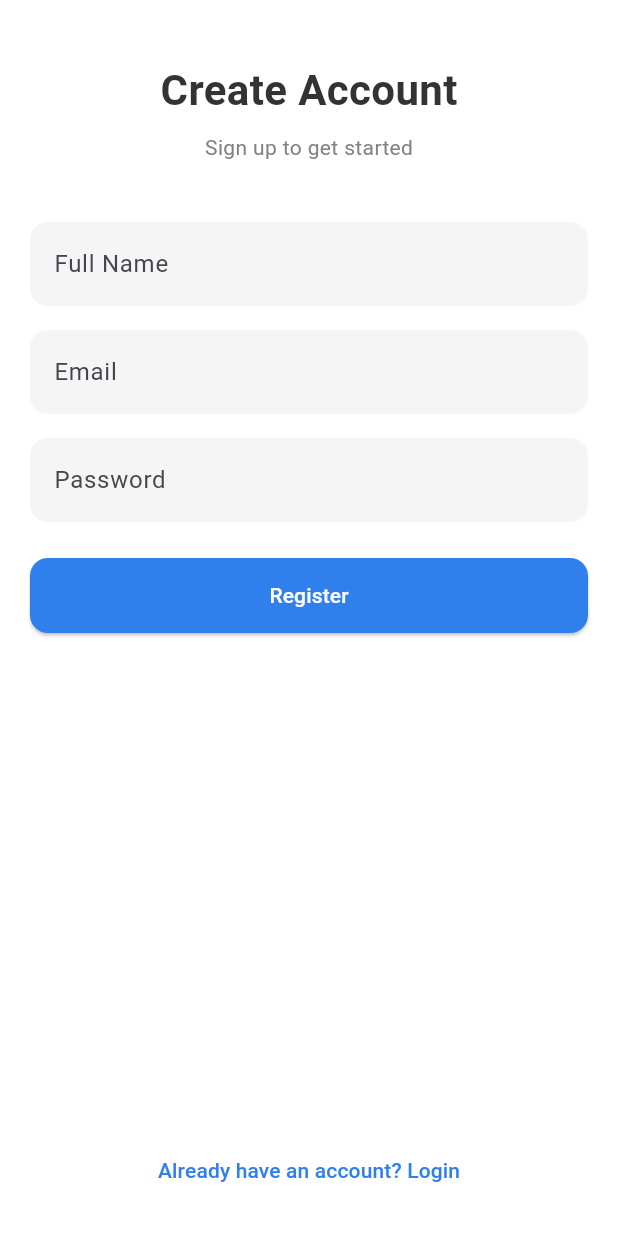
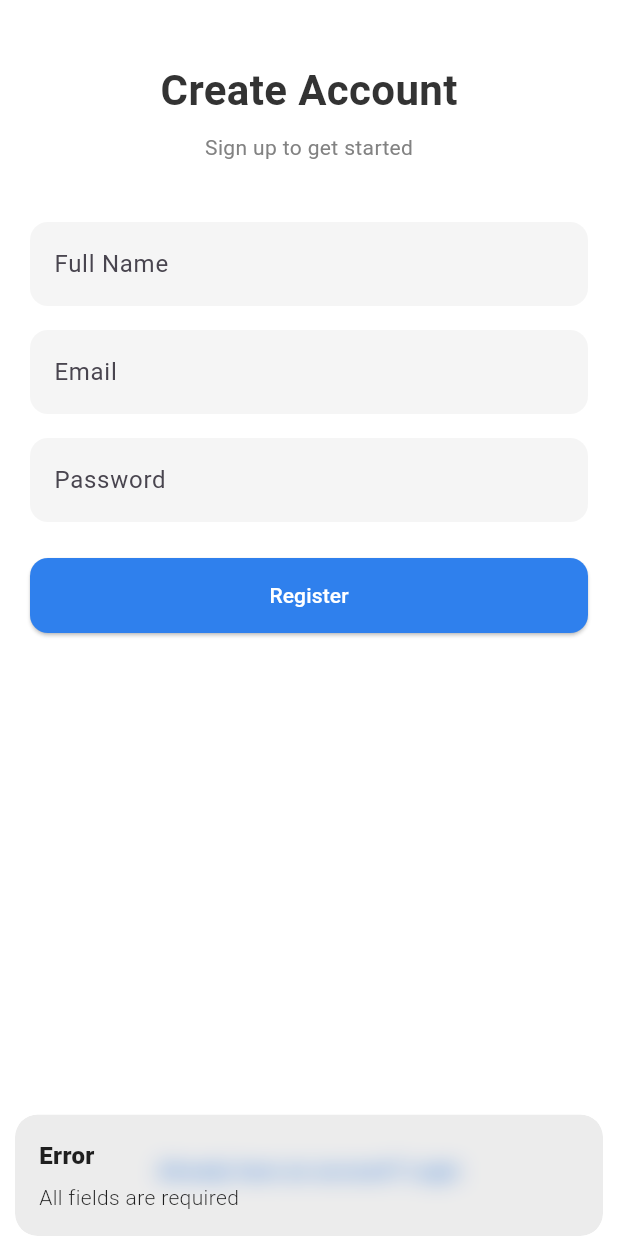
Before and after one commit to aoffahad/Daily-Notes, a Flutter app: the RegisterPage screen opened by its route, after a tap on "Register", on a phone screen of 412 x 824 dp. Run offline on Flutter 3.47's test engine with Material 3 defaults, Android fonts, the phone set to English and light mode, and no system bars; our stand-ins replace cloud_firestore, firebase_auth, firebase_core, get, go_router, shared_preferences; accounts and stored records are empty.

Commit message:
Firebase Auth Implemented

```diff
--- a/lib/features/auth/presentation/page/signup_screen.dart
+++ b/lib/features/auth/presentation/page/signup_screen.dart
@@ -1,8 +1,17 @@
 import 'package:flutter/material.dart';
+import 'package:get/get.dart';
 import 'package:go_router/go_router.dart';
 
+import '../controller/auth_controller.dart';
+
 class RegisterPage extends StatelessWidget {
-  const RegisterPage({super.key});
+  RegisterPage({super.key});
+
+  final nameController = TextEditingController();
+  final emailController = TextEditingController();
+  final passwordController = TextEditingController();
+
+  final authController = Get.find<AuthController>();
 
   @override
   Widget build(BuildContext context) {
@@ -16,7 +25,7 @@ class RegisterPage extends StatelessWidget {
             children: [
               const SizedBox(height: 40),
 
-              Text(
+              const Text(
                 "Create Account",
                 style: TextStyle(
                   fontSize: 28,
@@ -27,18 +36,16 @@ class RegisterPage extends StatelessWidget {
 
               const SizedBox(height: 8),
 
-              Text(
+              const Text(
                 "Sign up to get started",
-                style: TextStyle(
-                  fontSize: 14,
-                  color: Color(0xFF828282),
-                ),
+                style: TextStyle(fontSize: 14, color: Color(0xFF828282)),
               ),
 
               const SizedBox(height: 40),
 
               // Name
               TextField(
+                controller: nameController,
                 decoration: InputDecoration(
                   hintText: "Full Name",
                   filled: true,
@@ -54,6 +61,7 @@ class RegisterPage extends StatelessWidget {
 
               // Email
               TextField(
+                controller: emailController,
                 decoration: InputDecoration(
                   hintText: "Email",
                   filled: true,
@@ -69,6 +77,7 @@ class RegisterPage extends StatelessWidget {
 
               // Password
               TextField(
+                controller: passwordController,
                 obscureText: true,
                 decoration: InputDecoration(
                   hintText: "Password",
@@ -89,13 +98,42 @@ class RegisterPage extends StatelessWidget {
                 height: 50,
                 child: ElevatedButton(
                   style: ElevatedButton.styleFrom(
-                    backgroundColor: Color(0xFF2F80ED),
+                    backgroundColor: const Color(0xFF2F80ED),
                     shape: RoundedRectangleBorder(
                       borderRadius: BorderRadius.circular(12),
                     ),
                   ),
-                  onPressed: () {},
-                  child: const Text("Register",style: TextStyle(color: Colors.white),),
+                  onPressed: () async {
+                    final name = nameController.text.trim();
+                    final email = emailController.text.trim();
+                    final password = passwordController.text.trim();
+
+                    //  Validation
+                    if (name.isEmpty || email.isEmpty || password.isEmpty) {
+                      Get.snackbar(
+                        "Error",
+                        "All fields are required",
+                        snackPosition: SnackPosition.BOTTOM,
+                      );
+                      return;
+                    }
+
+                    try {
+                      await authController.register(email, password);
+
+                      context.go('/');
+                    } catch (e) {
+                      Get.snackbar(
+                        "Registration Failed",
+                        e.toString(),
+                        snackPosition: SnackPosition.BOTTOM,
+                      );
+                    }
+                  },
+                  child: const Text(
+                    "Register",
+                    style: TextStyle(color: Colors.white),
+                  ),
                 ),
               ),
 
@@ -104,7 +142,7 @@ class RegisterPage extends StatelessWidget {
               Center(
                 child: TextButton(
                   onPressed: () {
-                   context.go('/login');
+                    context.go('/login');
                   },
                   child: const Text(
                     "Already have an account? Login",
--- a/pubspec.yaml
+++ b/pubspec.yaml
@@ -37,6 +37,9 @@ dependencies:
   go_router: ^17.2.2
   shared_preferences: ^2.5.5
   get: ^4.6.6
+  firebase_core: ^4.7.0
+  firebase_auth: ^6.4.0
+  cloud_firestore: ^6.3.0
 
 dev_dependencies:
   flutter_test:
```
Also changed, not shown: lib/features/auth/presentation/controller/auth_controller.dart (added, +34 -0 lines), lib/features/auth/presentation/page/login_scree.dart (+46 -8 lines), lib/features/home_screen/data/firestore_service.dart (added, +30 -0 lines), lib/features/home_screen/data/note_model.dart (+23 -0 lines), lib/features/home_screen/presentation/controller/note_controller.dart (+118 -20 lines), lib/features/home_screen/presentation/page/home_page.dart (+13 -1 lines), lib/routes/apps_routing.dart (+30 -8 lines), firebase.json (added), lib/firebase_options.dart (added), pubspec.lock, 6 other files.
